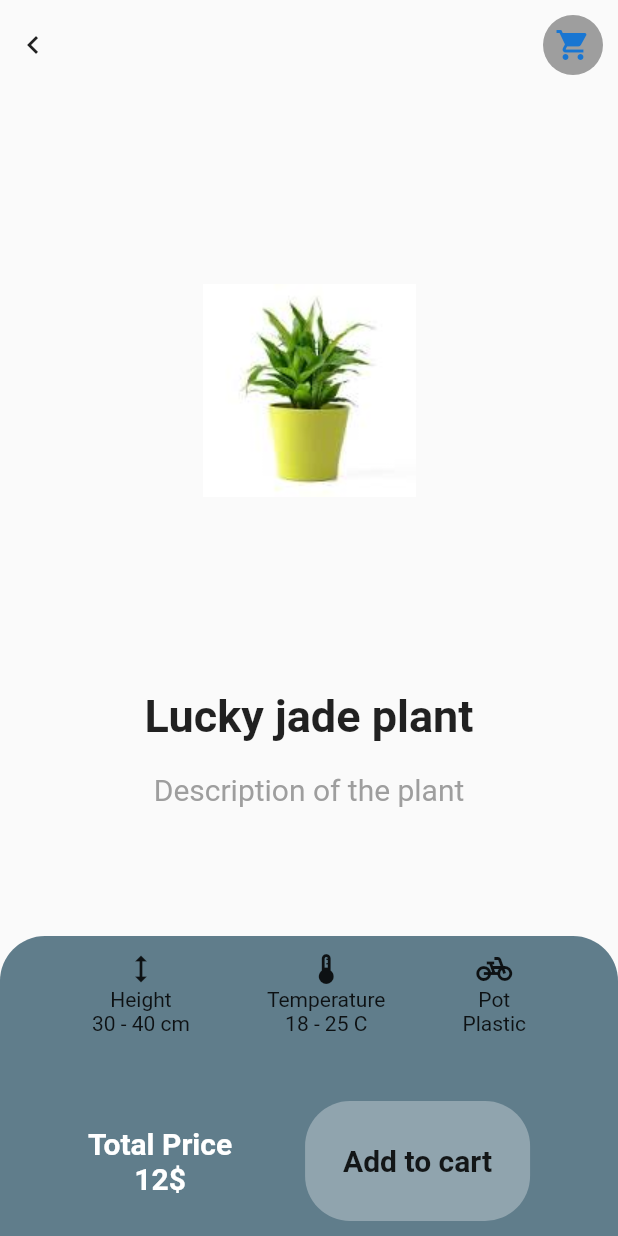
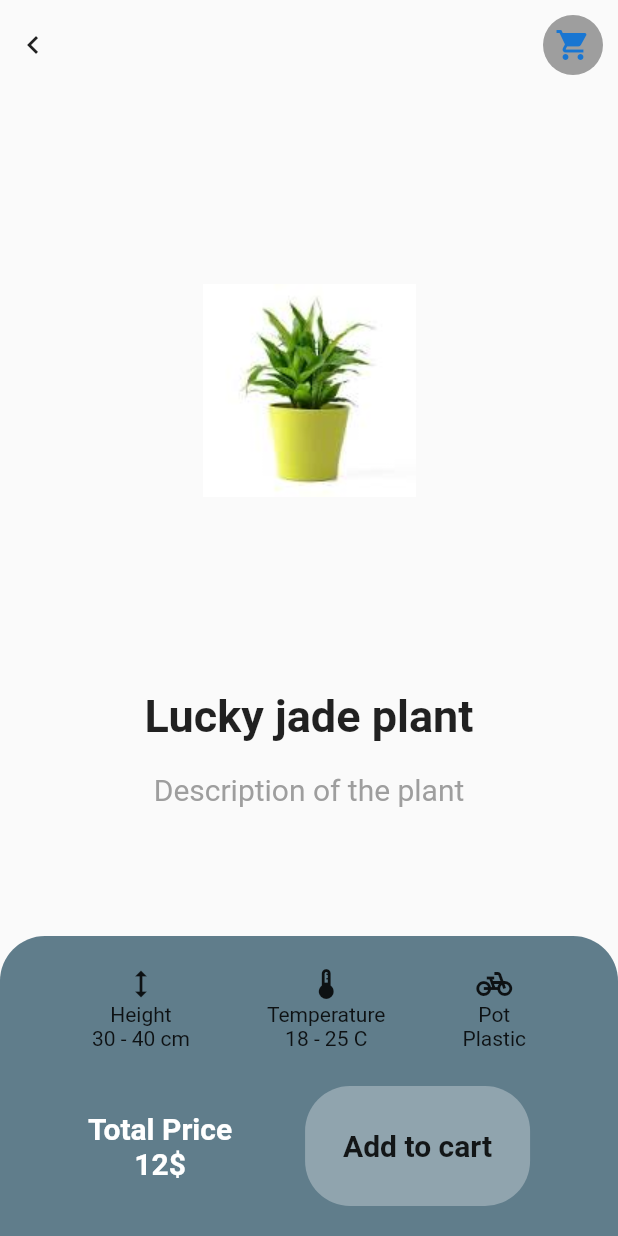
Before and after one commit to Teewhydot/ui_challenge, a Flutter app: the screen it shows after launch, on a phone screen of 412 x 824 dp. Run offline on Flutter 3.47's test engine with Material 2 defaults, Android fonts, the phone set to English and light mode, and no system bars.

Commit message:
Details page almost completed.

```diff
--- a/lib/items_details_page.dart
+++ b/lib/items_details_page.dart
@@ -63,7 +63,7 @@ class _ItemDetailsState extends State<ItemDetails> {
                   color: Colors.blueGrey,
                 ),
                 child: Padding(
-                  padding: const EdgeInsets.all(10.0),
+                  padding: const EdgeInsets.only(left: 10, right: 10,bottom: 20,top: 20),
                   child: Column(
                     crossAxisAlignment: CrossAxisAlignment.start,
                     mainAxisAlignment: MainAxisAlignment.spaceBetween,
```
